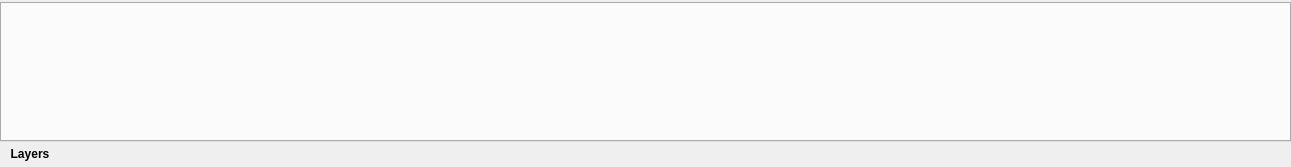
Before: the Qt Designer form giap_dynamic_layout.ui in GIAPspzoo/GIAP_PolaMap_lite, drawn with Qt 5.
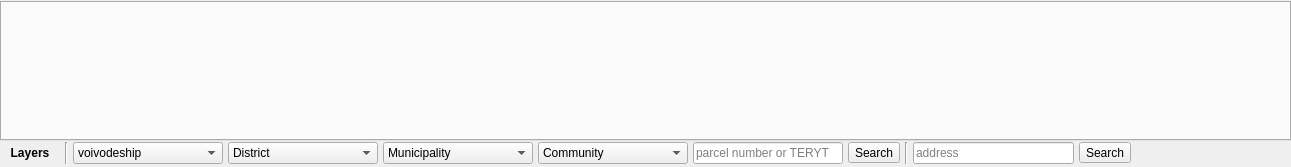
After: the same form once the commit is applied.

What changed in the file:
```diff
--- a/giap_dynamic_layout.ui
+++ b/giap_dynamic_layout.ui
@@ -72,7 +72,7 @@
    <item>
     <layout class="QHBoxLayout" name="horizontalLayout">
      <property name="spacing">
-      <number>0</number>
+      <number>5</number>
      </property>
      <item>
       <widget class="QToolButton" name="pokaz_warstwy">
@@ -107,6 +107,132 @@
        </property>
       </widget>
      </item>
+     <item>
+      <widget class="Line" name="line_2">
+       <property name="orientation">
+        <enum>Qt::Vertical</enum>
+       </property>
+      </widget>
+     </item>
+     <item>
+      <widget class="QComboBox" name="comboBox_woj">
+       <property name="minimumSize">
+        <size>
+         <width>150</width>
+         <height>0</height>
+        </size>
+       </property>
+       <item>
+        <property name="text">
+         <string>voivodeship</string>
+        </property>
+       </item>
+      </widget>
+     </item>
+     <item>
+      <widget class="QComboBox" name="comboBox_pow">
+       <property name="minimumSize">
+        <size>
+         <width>150</width>
+         <height>0</height>
+        </size>
+       </property>
+       <item>
+        <property name="text">
+         <string>District</string>
+        </property>
+       </item>
+      </widget>
+     </item>
+     <item>
+      <widget class="QComboBox" name="comboBox_gmina">
+       <property name="minimumSize">
+        <size>
+         <width>150</width>
+         <height>0</height>
+        </size>
+       </property>
+       <item>
+        <property name="text">
+         <string>Municipality</string>
+        </property>
+       </item>
+      </widget>
+     </item>
+     <item>
+      <widget class="QComboBox" name="comboBox_obr">
+       <property name="minimumSize">
+        <size>
+         <width>150</width>
+         <height>0</height>
+        </size>
+       </property>
+       <item>
+        <property name="text">
+         <string>Community</string>
+        </property>
+       </item>
+      </widget>
+     </item>
+     <item>
+      <widget class="QLineEdit" name="lineEdit_parcel">
+       <property name="minimumSize">
+        <size>
+         <width>150</width>
+         <height>0</height>
+        </size>
+       </property>
+       <property name="maximumSize">
+        <size>
+         <width>80</width>
+         <height>16777215</height>
+        </size>
+       </property>
+       <property name="statusTip">
+        <string extracomment="wpisz numer działki"/>
+       </property>
+       <property name="inputMask">
+        <string/>
+       </property>
+       <property name="text">
+        <string/>
+       </property>
+       <property name="placeholderText">
+        <string>parcel number or TERYT</string>
+       </property>
+      </widget>
+     </item>
+     <item>
+      <widget class="QToolButton" name="toolButton_parcel">
+       <property name="text">
+        <string>Search</string>
+       </property>
+      </widget>
+     </item>
+     <item>
+      <widget class="Line" name="line">
+       <property name="orientation">
+        <enum>Qt::Vertical</enum>
+       </property>
+      </widget>
+     </item>
+     <item>
+      <widget class="QLineEdit" name="lineEdit_address">
+       <property name="text">
+        <string/>
+       </property>
+       <property name="placeholderText">
+        <string>address</string>
+       </property>
+      </widget>
+     </item>
+     <item>
+      <widget class="QToolButton" name="toolButton_address">
+       <property name="text">
+        <string>Search</string>
+       </property>
+      </widget>
+     </item>
      <item>
       <spacer name="horizontalSpacer">
        <property name="orientation">
```
Left out of the diff: 3 changed lines with no effect on the pictures.
